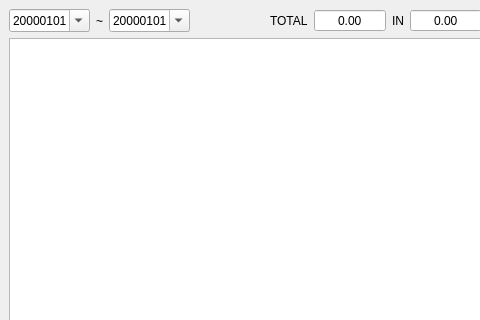
Before: the Qt Designer form core/bill/bill.ui in Jiangxp16/pydiary, drawn with Qt 5; both pictures show x 0 to 480 and y 0 to 320 of the 602 by 800 pixel window.
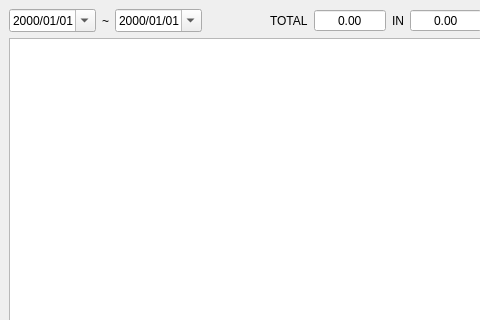
After: the same form once the commit is applied. Custom widgets are drawn as their Qt base class.

Patch:
```diff
--- a/core/bill/bill.ui
+++ b/core/bill/bill.ui
@@ -23,7 +23,7 @@
          <enum>QDateTimeEdit::YearSection</enum>
         </property>
         <property name="displayFormat">
-         <string>yyyyMMdd</string>
+         <string>yyyy/MM/dd</string>
         </property>
         <property name="calendarPopup">
          <bool>true</bool>
@@ -43,7 +43,7 @@
          <enum>QDateTimeEdit::YearSection</enum>
         </property>
         <property name="displayFormat">
-         <string>yyyyMMdd</string>
+         <string>yyyy/MM/dd</string>
         </property>
         <property name="calendarPopup">
          <bool>true</bool>
```
